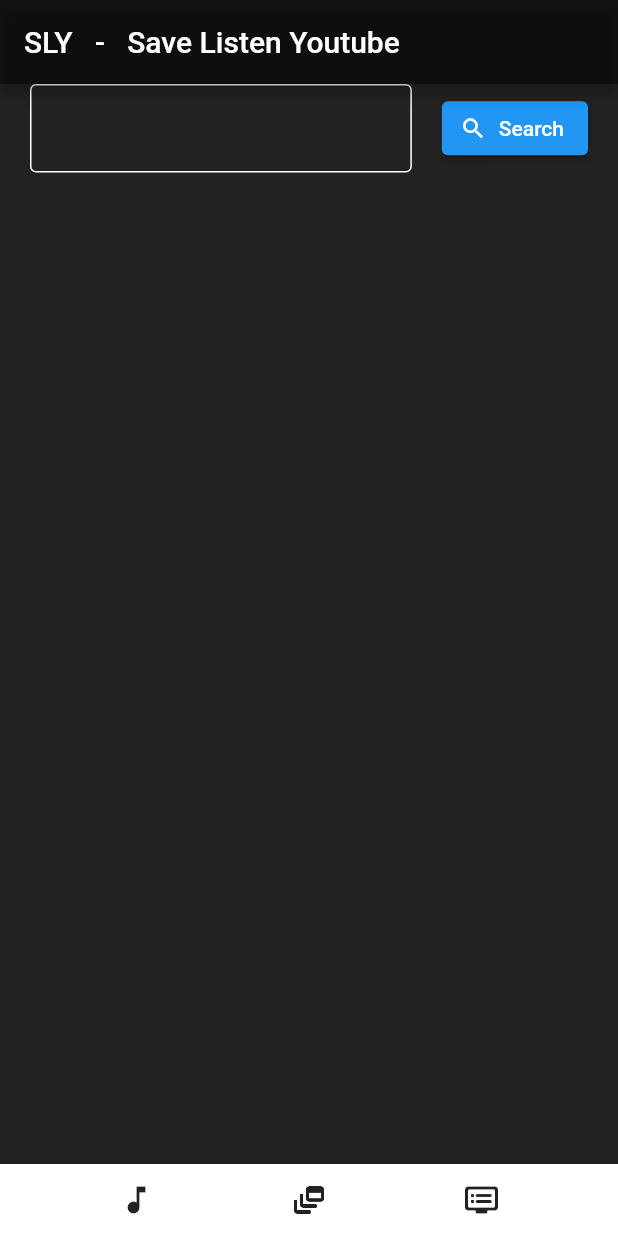
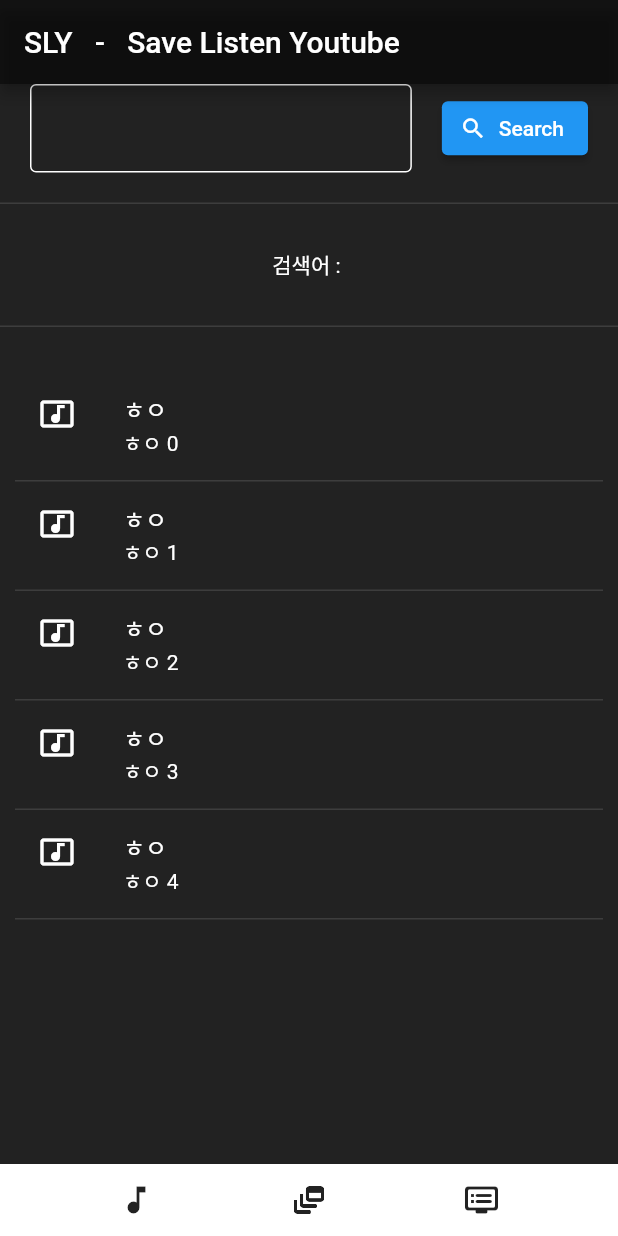
Before and after one commit to kysth0707/slyflutter, a Flutter app: the screen it shows after launch, item 2 of the bottom bar chosen, after a tap on the "music note" icon, on a phone screen of 412 x 824 dp. Run offline on Flutter 3.47's test engine with Material 2 defaults, Android fonts, the phone set to English and light mode, and no system bars.

Commit message:
feat : I learned expanded.
Search and list!

```diff
--- a/lib/main.dart
+++ b/lib/main.dart
@@ -72,7 +72,9 @@ class MusicSearch extends StatelessWidget{
             title: Text('SLY   -   Save Listen Youtube',
                 style: TextStyle(fontSize: 20))
         ),
-        body: Row(
+        body: Column(
+          children: [
+            Row(
               children: <Widget>[
                 SizedBox(width: 20),
                 Expanded(child:
@@ -94,7 +96,7 @@ class MusicSearch extends StatelessWidget{
                     showDialog(context: context, builder: (BuildContext context) => AlertDialog(
                       backgroundColor: Colors.white10,
                       title: Text('검색 실패', style: TextStyle(color:Colors.white),),
-                  content: Text('검색할 키워드르 입력해주세요!', style: TextStyle(color:Colors.white),),
+                      content: Text('검색할 키워드를 입력해주세요!', style: TextStyle(color:Colors.white),),
                       actions: <Widget>[
                         TextButton(
                           onPressed: () => Navigator.pop(context, 'Cancel'),
@@ -113,16 +115,38 @@ class MusicSearch extends StatelessWidget{
                   const String Limit = "5";
                   final Future<String> future = Request.Get('https://www.googleapis.com/youtube/v3/search?key='+KEY.APIKey+'&part=snippet&order=relevance&q='+Value+'&maxResults='+Limit+'&type=video');
                   future.then((val) {
-                //val = jsonDecode(val);
-                //val = val[0];
-                val = jsonDecode( Test.val.toString() );
-                //val = val['items'];
-                print('val: $val');
+                    // print('val: $val');
+                    List<dynamic> items = jsonDecode(val)['items'];
+
+                    // print(items.length);
+                    var Title = (items[0]['snippet']['title']);
+                    var ChannelName = (items[0]['snippet']['channelTitle']);
+                    var PublishTime = (items[0]['snippet']['publishTime']);
+                    var ThumbnailURL = (items[0]['snippet']['thumbnails']['default']['url']);
+
                   }).catchError((error) {
                     print('error: $error');
                   });
                 }, icon: Icon(Icons.search, size: 18), label: Text("Search"), ),
                 SizedBox(width: 20),
+              ],
+            ),
+
+            SizedBox(height: 20,),
+            Container(height: 1, color: Colors.white12,),
+            SizedBox(height: 30,),
+            Text('검색어 : $MusicSearchText', style: TextStyle(color: Colors.white),),
+            SizedBox(height: 30,),
+            Container(height: 1, color: Colors.white12,),
+            SizedBox(height: 20,),
+
+            Expanded(
+              child: ListView.builder(itemCount: 5,
+              padding: EdgeInsets.all(10),
+              itemBuilder: (BuildContext context, int index){
+                return MusicSearchList(index);
+              }),
+            ),
           ],
         ),
 
@@ -145,6 +169,23 @@ class MusicSearch extends StatelessWidget{
           ),
         ),
       ),
+    );
+  }
+
+  Widget MusicSearchList(int index) {
+    return Column(
+      children: [
+        ListTile(
+          title: Text('ㅎㅇ', style: TextStyle(color: Colors.white),),
+          subtitle: Text('ㅎㅇ ${index}', style: TextStyle(color: Colors.white),),
+          leading: Icon(Icons.music_video, color: Colors.white,),
+
+          onTap: (){
+            print(index);
+          },
+        ),
+        Container(height: 1, color: Colors.white12,)
+      ],
     );
   }
 }
@@ -191,6 +232,7 @@ class MusicList extends StatelessWidget{
     );
   }
 
+
   Widget MusicListShow(int index) {
     return Column(
       children: [
```
Lines whose indentation alone changed are shown as unchanged.
